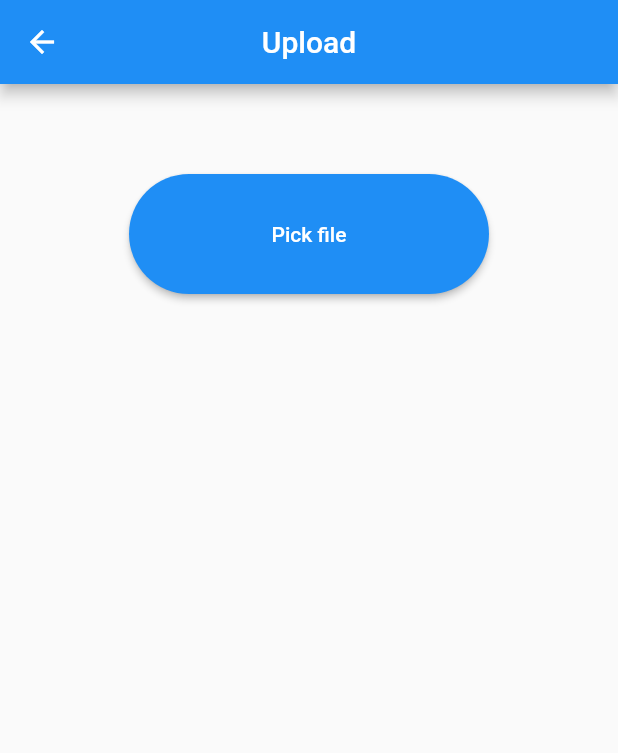
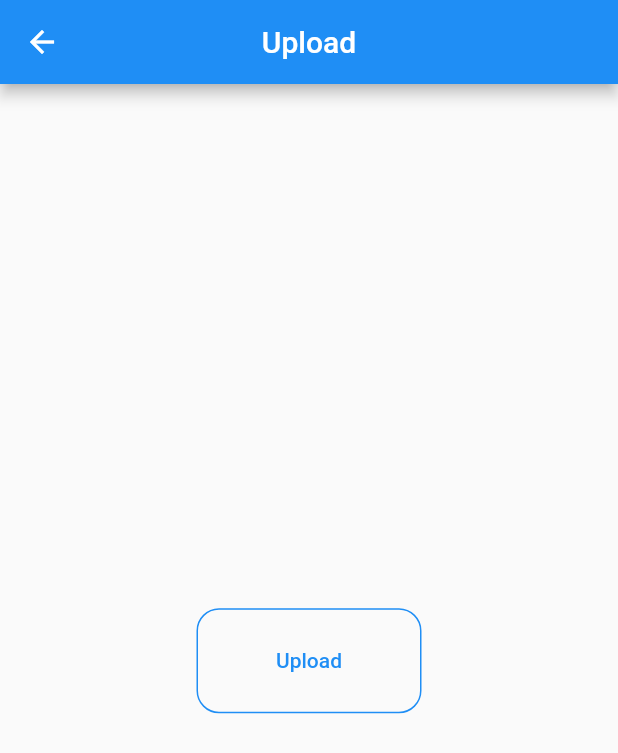
Before and after one commit to MigRib16/App, a Flutter app: the MenuScreen screen opened directly, after a tap on "Upload", on a phone screen of 412 x 824 dp. Shown: the top 753 px of the screen. Run offline on Flutter 3.47's test engine with Material 2 defaults, Android fonts, the phone set to English and light mode, and no system bars; our stand-ins replace file_picker, open_file, syncfusion_flutter_charts, webview_flutter; missing offline and left inert: dart:html, mysql1.

Commit message:
Graph, Main Menu, Upload e Exercises

```diff
--- a/lib/MenuScreen.dart
+++ b/lib/MenuScreen.dart
@@ -2,6 +2,7 @@ import 'package:app/Chat_Screen.dart';
 import 'package:app/Graph_screen.dart';
 import 'package:app/Profile_Screen.dart';
 import 'package:app/Upload_Screen.dart';
+import 'package:app/Exercises_Screen.dart';
 import'package:flutter/material.dart';
 
 class MenuScreen extends StatelessWidget {
@@ -25,96 +26,131 @@ class MenuScreen extends StatelessWidget {
 
               Container(
                 margin: EdgeInsets.only(top: 8),
+                child: ButtonTheme(
+                  minWidth: 150.0,
+                  height: 70.0,
                child: OutlineButton(
-                  child: Text("Upload"),
-                  shape: RoundedRectangleBorder(
-                  borderRadius: BorderRadius.circular(15)
-
-                  ),
-
-                  color: Color.fromARGB(255, 31, 142, 245),
-                  textColor: Color.fromARGB(255, 31, 142, 245),
-                  onPressed: () {
-                    Navigator.push(context, MaterialPageRoute(
+                  onPressed: () {Navigator.push(context, MaterialPageRoute(
                     builder: (context) => UploadScreen()
                        )
                       );
                     },
+            child: Text("Upload"),
+            textColor: Color.fromARGB(255, 31, 142, 245),
+            shape: RoundedRectangleBorder(
+                      borderRadius: BorderRadius.circular(15)
                   ),
+            borderSide: BorderSide(
+              color: Color.fromARGB(255, 31, 142, 245),
+              style: BorderStyle.solid,
+              width: 1,
+            ),
+          ),
+        )
               ),
 
 
             Container(
                 margin: EdgeInsets.only(top: 16),
+                child: ButtonTheme(
+                  minWidth: 150.0,
+                  height: 70.0,
                child: OutlineButton(
-                  child: Text("Graph"),
-                  shape: RoundedRectangleBorder(
-                      borderRadius: BorderRadius.circular(15)
-                  ),
-
-                  color: Color.fromARGB(255, 31, 142, 245),
-                  textColor: Color.fromARGB(255, 31, 142, 245),
-                  onPressed: () {
-                    Navigator.push(context, MaterialPageRoute(
+                  onPressed: () {Navigator.push(context, MaterialPageRoute(
                     builder: (context) => GraphScreen()
                        )
                       );
                     },
+                child: Text("Graph"),
+                textColor: Color.fromARGB(255, 31, 142, 245),
+                shape: RoundedRectangleBorder(
+                      borderRadius: BorderRadius.circular(15)
                   ),
+                borderSide: BorderSide(
+                  color: Color.fromARGB(255, 31, 142, 245),
+                  style: BorderStyle.solid,
+                  width: 1,
+                           ),
+                        ),
+                     )
+                  ),
+
+
+
+               Container(
+                margin: EdgeInsets.only(top: 16),
+                child: ButtonTheme(
+                  minWidth: 150.0,
+                  height: 70.0,
+               child: OutlineButton(
+                  onPressed: () {Navigator.push(context, MaterialPageRoute(
+                    builder: (context) => ChatScreen()
+                       )
+                      );
+                    },
+                child: Text("Chat"),
+                textColor: Color.fromARGB(255, 31, 142, 245),
+                shape: RoundedRectangleBorder(
+                      borderRadius: BorderRadius.circular(15)
+                  ),
+                borderSide: BorderSide(
+                  color: Color.fromARGB(255, 31, 142, 245),
+                  style: BorderStyle.solid,
+                  width: 1,
+                           ),
+                        ),
+                     )
                   ),
 
 
                Container(
-                margin: EdgeInsets.only(top: 50),
+                margin: EdgeInsets.only(top: 16),
+                child: ButtonTheme(
+                  minWidth: 150.0,
+                  height: 70.0,
                child: OutlineButton(
-                  child: Text("Chat"),
+                  onPressed: () {Navigator.push(context, MaterialPageRoute(
+                    builder: (context) => ExercisesScreen()
+                       )
+                      );
+                    },
+                child: Text("Exercises"),
+                textColor: Color.fromARGB(255, 31, 142, 245),
                 shape: RoundedRectangleBorder(
                       borderRadius: BorderRadius.circular(15)
                   ),
+                borderSide: BorderSide(
+                  color: Color.fromARGB(255, 31, 142, 245),
+                  style: BorderStyle.solid,
+                  width: 1,
+                           ),
+                        ),
+                     )
+                  ),
 
-                  color: Color.fromARGB(255, 31, 142, 245),
-                  textColor: Color.fromARGB(255, 31, 142, 245),
-                  onPressed: () {
-                     Navigator.push(context, MaterialPageRoute(
-                    builder: (context) => ChatScreen()
+              Container(
+                margin: EdgeInsets.only(top: 16),
+                child: ButtonTheme(
+                  minWidth: 150.0,
+                  height: 70.0,
+               child: OutlineButton(
+                  onPressed: () {Navigator.push(context, MaterialPageRoute(
+                    builder: (context) => ProfileScreen()
                        )
                       );
                     },
-                ),
-              ),
-
-
-              Container(
-                margin: EdgeInsets.only(top: 32),
-                child: OutlineButton(
-                  child: Text("Exercises"),
+                child: Text("Profile"),
+                textColor: Color.fromARGB(255, 31, 142, 245),
                 shape: RoundedRectangleBorder(
                       borderRadius: BorderRadius.circular(15)
                   ),
-
+                borderSide: BorderSide(
                   color: Color.fromARGB(255, 31, 142, 245),
-                  textColor: Color.fromARGB(255, 31, 142, 245),
-                  onPressed: () {},
+                  style: BorderStyle.solid,
+                  width: 1,
                            ),
                         ),
-
-              Container(
-                margin: EdgeInsets.only(top: 4),
-                child: OutlineButton(
-                  child: Text("Profile"),
-                  shape: RoundedRectangleBorder(
-                      borderRadius: BorderRadius.circular(15)
-                  ),
-
-                  color: Color.fromARGB(255, 31, 142, 245),
-                  textColor: Color.fromARGB(255, 31, 142, 245),
-                  onPressed: () {
-                     Navigator.push(context, MaterialPageRoute(
-                    builder: (context) => ProfileScreen(),
                      )
-                    );
-                  },
-                ),
                   ),
 
             ],
--- a/lib/Upload_Screen.dart
+++ b/lib/Upload_Screen.dart
@@ -14,35 +14,46 @@ const UploadScreen({Key? key}) : super(key: key);
       Scaffold(
 
         appBar: AppBar(
+
           title: Text('Upload'),
           centerTitle: true,
           backgroundColor: Color.fromARGB(255, 31, 142, 245),
         ),
-        body: Container(
-          alignment: Alignment.center,
-          constraints: BoxConstraints(maxWidth: 1000),
-          padding: EdgeInsets.all(32),
-          width: 500.0,
-          height: 200.0,
-          child: ElevatedButton(
-            child: Text('Pick file'),
-             style: ElevatedButton.styleFrom(
-              primary: Color.fromARGB(255, 31, 142, 245),
-              fixedSize: const Size(240, 80),  //Tamanho do botão
-              shape: RoundedRectangleBorder(
-              borderRadius: BorderRadius.circular(50))),
-            onPressed: () async{
+        body: Center(
+          child: Column(
+            mainAxisAlignment: MainAxisAlignment.center,
+            children: <Widget>[
+              Container(
+                margin: EdgeInsets.only(top: 1),
+                child: ButtonTheme(
+                  minWidth: 150.0,
+                  height: 70.0,
+               child: OutlineButton(
+               onPressed: () async{
               final result = await FilePicker.platform.pickFiles();
               if(result==null) return;
 
               //Open single file
               final file=result.files.first;
               openFile(file);
-            },
+               },
+
+                child: Text("Upload"),
+                textColor: Color.fromARGB(255, 31, 142, 245),
+                shape: RoundedRectangleBorder(
+                      borderRadius: BorderRadius.circular(15)
+                  ),
+                borderSide: BorderSide(
+                  color: Color.fromARGB(255, 31, 142, 245),
+                  style: BorderStyle.solid,
+                  width: 1,
+                           ),
+                        ),
+                     )
+                  ),
+            ],
           ),
           ),
-
-
       );
 void openFile(PlatformFile file){
   OpenFile.open(file.path!);
```
Also changed, not shown: lib/Exercises_Screen.dart (added, +16 -0 lines), lib/Graph_screen.dart (+9 -8 lines). Lines whose indentation alone changed are shown as unchanged.
